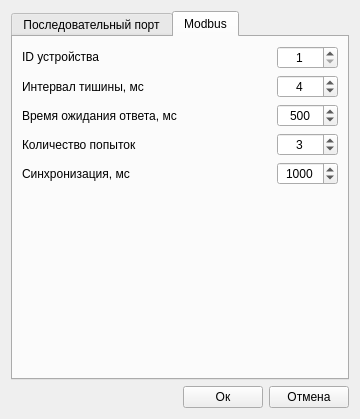
First picture: the form in serialportsetting.ui, repository vlarry/configurator, before the edit.
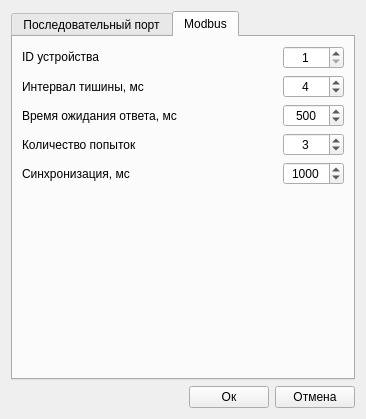
Second picture: the form after the edit. Icons and pictures are not drawn.

Commit message: Окно настроек последовательного порта - теперь модальное.

The edit to the form file:
```diff
--- a/serialportsetting.ui
+++ b/serialportsetting.ui
@@ -9,7 +9,7 @@
    <rect>
     <x>0</x>
     <y>0</y>
-    <width>360</width>
+    <width>366</width>
     <height>419</height>
    </rect>
   </property>
```
Left out of the diff: 2 changed lines with no effect on the pictures.
